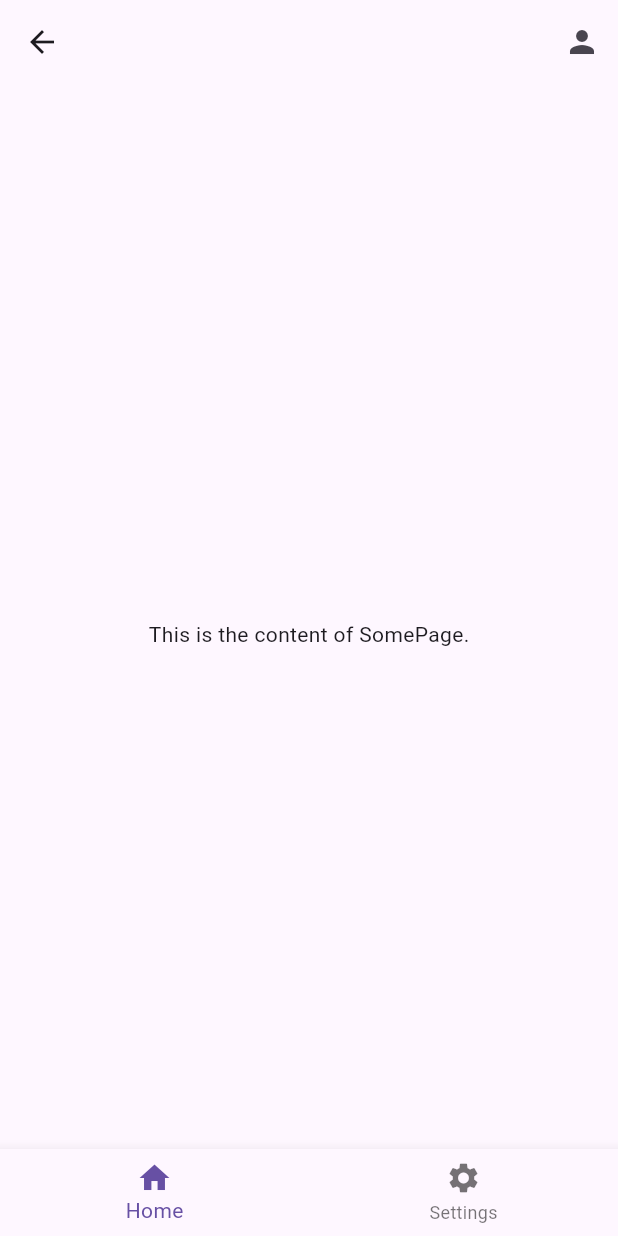
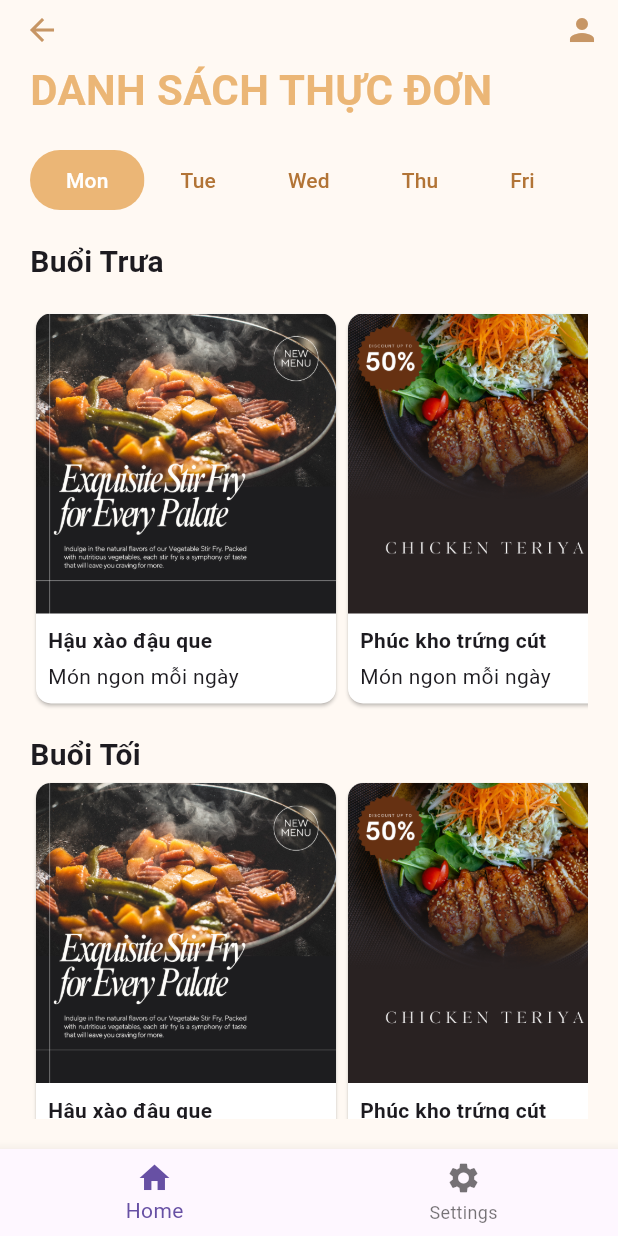
Before and after one commit to nghiangodev/flutter_food, a Flutter app: the screen it shows after launch, after a tap on "Start", on a phone screen of 412 x 824 dp. Run offline on Flutter 3.47's test engine with Material 3 defaults, Android fonts, the light colour scheme and no system bars; our stand-ins replace get.

Commit message:
update trang home

```diff
--- a/lib/main.dart
+++ b/lib/main.dart
@@ -1,5 +1,7 @@
 import 'package:flutter/material.dart';
 import 'package:flutter_food/views/home/banner_page.dart';
+import 'package:flutter_food/views/home/home_page.dart';
+import 'package:flutter_food/views/home/layout/main_theme.dart';
 import 'package:get/get.dart';
 
 void main() {
@@ -11,9 +13,11 @@ class MyApp extends StatelessWidget {
   Widget build(BuildContext context) {
     return GetMaterialApp(
       title: 'My App',
-      initialRoute: '/',
+      theme: mainTheme,
+      initialRoute: '/banner',
       getPages: [
-        GetPage(name: '/', page: () => BannerPage()),
+        GetPage(name: '/banner', page: () => BannerPage()),
+        GetPage(name: '/', page: () => HomePage()),
       ],
     );
   }
--- /dev/null
+++ b/lib/utils/color_constant.dart
@@ -0,0 +1,12 @@
+import 'package:flutter/material.dart';
+
+class ColorConstants {
+  static const Color primary = Color(0xFFB27436);
+  static const Color primary_600 = Color(0xFFc79665);
+  static const Color primary_500 = Color(0xFFeabe8d);
+  static const Color primary_400 = Color(0xFFebb676);
+  static const Color primary_300 = Color(0xFFefbc93);
+  static const Color primary_200 = Color(0xFFf8e8d7);
+  static const Color primary_100 = Color(0xFFffe1c1);
+  static const Color primary_50 = Color(0xFFfff9f3);
+}
--- a/lib/views/home/banner_page.dart
+++ b/lib/views/home/banner_page.dart
@@ -1,4 +1,5 @@
 import 'package:flutter/material.dart';
+import 'package:flutter_food/utils/color_constant.dart';
 import 'package:flutter_food/views/home/home_page.dart';
 
 class BannerPage extends StatelessWidget {
@@ -40,7 +41,7 @@ class BannerPage extends StatelessWidget {
                 );
               },
               style: ElevatedButton.styleFrom(
-                backgroundColor: Color(0xFFB27436),
+                backgroundColor: ColorConstants.primary,
               ),
               child: Text(
                 'Start',
--- a/lib/views/home/home_page.dart
+++ b/lib/views/home/home_page.dart
@@ -1,14 +1,160 @@
 import 'package:flutter/material.dart';
+import 'package:flutter_food/utils/color_constant.dart';
+import 'package:flutter_food/views/home/layout/card_food.dart';
 import 'package:flutter_food/views/home/layout/footer_page.dart';
 import 'package:flutter_food/views/home/layout/header_page.dart';
 
-class HomePage extends StatelessWidget {
+class HomePage extends StatefulWidget {
+  @override
+  _HomePageState createState() => _HomePageState();
+}
+
+class _HomePageState extends State<HomePage> {
+  final List<String> daysOfWeek = [
+    'Mon',
+    'Tue',
+    'Wed',
+    'Thu',
+    'Fri',
+    'Sat',
+    'Sun',
+  ];
+
+  Map<String, bool?> buttonStates = {};
+
+  @override
+  void initState() {
+    super.initState();
+    for (final day in daysOfWeek) {
+      buttonStates[day] = false;
+    }
+    buttonStates[daysOfWeek.first] = true;
+  }
+
   @override
   Widget build(BuildContext context) {
     return Scaffold(
+      backgroundColor: Theme.of(context).scaffoldBackgroundColor,
       appBar: HeaderPage(),
-      body: Center(
-        child: Text('This is the content of SomePage.'),
+      body: Padding(
+        padding: EdgeInsets.only(left: 20, right: 20, bottom: 20),
+        child: SingleChildScrollView(
+          child: Column(
+            crossAxisAlignment: CrossAxisAlignment.start,
+            children: [
+              Text(
+                'DANH SÁCH THỰC ĐƠN',
+                style: TextStyle(
+                  fontSize: 28,
+                  fontWeight: FontWeight.w700,
+                  color: ColorConstants.primary_400,
+                ),
+              ),
+              SizedBox(height: 16),
+              SingleChildScrollView(
+                scrollDirection: Axis.horizontal,
+                child: Row(
+                  mainAxisAlignment: MainAxisAlignment.spaceEvenly,
+                  children: daysOfWeek.map((day) {
+                    return ElevatedButton(
+                      onPressed: () {
+                        setState(() {
+                          if (!buttonStates[day]!) {
+                            buttonStates[day] = true;
+
+                            for (final otherDay in daysOfWeek) {
+                              if (otherDay != day) {
+                                buttonStates[otherDay] = false;
+                              }
+                            }
+                          }
+                        });
+                      },
+                      style: ElevatedButton.styleFrom(
+                        backgroundColor: buttonStates[day]!
+                            ? ColorConstants.primary_400
+                            : ColorConstants.primary_50,
+                        shape: RoundedRectangleBorder(
+                          borderRadius: BorderRadius.circular(20.0),
+                          side: BorderSide.none,
+                        ),
+                        elevation: 0,
+                        side: BorderSide.none,
+                      ),
+                      child: Text(day,
+                          style: TextStyle(
+                            color: buttonStates[day]!
+                                ? Colors.white
+                                : ColorConstants.primary,
+                          )),
+                    );
+                  }).toList(),
+                ),
+              ),
+              SizedBox(height: 16),
+              Text(
+                'Buổi Trưa',
+                style: TextStyle(
+                  fontSize: 20,
+                  fontWeight: FontWeight.bold,
+                ),
+              ),
+              SizedBox(height: 16),
+              SingleChildScrollView(
+                scrollDirection: Axis.horizontal,
+                child: Row(
+                  children: [
+                    CardFood(
+                      imageAsset: 'assets/images/menu_1.png',
+                      title: 'Hậu xào đậu que',
+                      description: 'Món ngon mỗi ngày',
+                    ),
+                    CardFood(
+                      imageAsset: 'assets/images/menu_2.png',
+                      title: 'Phúc kho trứng cút',
+                      description: 'Món ngon mỗi ngày',
+                    ),
+                    CardFood(
+                      imageAsset: 'assets/images/menu_3.png',
+                      title: 'Canh Phát xít',
+                      description: 'Món ngon mỗi ngày',
+                    ),
+                  ],
+                ),
+              ),
+              SizedBox(height: 16),
+              Text(
+                'Buổi Tối',
+                style: TextStyle(
+                  fontSize: 20,
+                  fontWeight: FontWeight.bold,
+                ),
+              ),
+              SingleChildScrollView(
+                scrollDirection: Axis.horizontal,
+                child: Row(
+                  children: [
+                    CardFood(
+                      imageAsset: 'assets/images/menu_1.png',
+                      title: 'Hậu xào đậu que',
+                      description: 'Món ngon mỗi ngày',
+                    ),
+                    CardFood(
+                      imageAsset: 'assets/images/menu_2.png',
+                      title: 'Phúc kho trứng cút',
+                      description: 'Món ngon mỗi ngày',
+                    ),
+                    CardFood(
+                      imageAsset: 'assets/images/menu_3.png',
+                      title: 'Canh Phát xít',
+                      description: 'Món ngon mỗi ngày',
+                    ),
+                  ],
+                ),
+              ),
+            ],
+          ),
+        ),
       ),
       bottomNavigationBar: FooterPage(),
     );
--- /dev/null
+++ b/lib/views/home/layout/card_food.dart
@@ -0,0 +1,56 @@
+import 'package:flutter/material.dart';
+
+class CardFood extends StatelessWidget {
+  final String imageAsset;
+  final String title;
+  final String description;
+  final double imageWidth;
+  final double imageHeight;
+
+  CardFood({
+    required this.imageAsset,
+    required this.title,
+    this.description = '',
+    this.imageWidth = 200,
+    this.imageHeight = 200,
+  });
+
+  @override
+  Widget build(BuildContext context) {
+    return Card(
+      color: Colors.white,
+      shape: RoundedRectangleBorder(
+        borderRadius: BorderRadius.circular(10.0),
+      ),
+      child: Column(
+        crossAxisAlignment: CrossAxisAlignment.start,
+        children: [
+          ClipRRect(
+            borderRadius: BorderRadius.only(
+              topLeft: Radius.circular(10.0),
+              topRight: Radius.circular(10.0),
+            ),
+            child: Image.asset(
+              imageAsset,
+              width: imageWidth,
+              height: imageHeight,
+            ),
+          ),
+          SizedBox(height: 8),
+          Padding(
+            padding: const EdgeInsets.only(left: 8.0),
+            child: Align(
+              alignment: Alignment.centerLeft,
+              child: Text(title, style: TextStyle(fontWeight: FontWeight.bold)),
+            ),
+          ),
+          SizedBox(height: 4),
+          Padding(
+            padding: const EdgeInsets.only(left: 8.0, bottom: 8.0),
+            child: Text(description),
+          ),
+        ],
+      ),
+    );
+  }
+}
--- a/lib/views/home/layout/header_page.dart
+++ b/lib/views/home/layout/header_page.dart
@@ -1,12 +1,14 @@
 import 'package:flutter/material.dart';
+import 'package:flutter_food/utils/color_constant.dart';
 
 class HeaderPage extends StatelessWidget implements PreferredSizeWidget {
   @override
-  Size get preferredSize => Size.fromHeight(80.0);
+  Size get preferredSize => Size.fromHeight(40.0);
 
   @override
   Widget build(BuildContext context) {
     return AppBar(
+      iconTheme: IconThemeData(color: ColorConstants.primary_600),
       actions: [
         IconButton(
           icon: Icon(Icons.person),
--- /dev/null
+++ b/lib/views/home/layout/main_theme.dart
@@ -0,0 +1,10 @@
+import 'package:flutter/material.dart';
+import 'package:flutter_food/utils/color_constant.dart';
+
+ThemeData mainTheme = ThemeData(
+  primaryColor: Colors.yellow,
+  appBarTheme: AppBarTheme(
+    backgroundColor: ColorConstants.primary_50,
+  ),
+  scaffoldBackgroundColor: ColorConstants.primary_50,
+);
```
Also changed, not shown: assets/images/menu_1.png (added), assets/images/menu_2.png (added), assets/images/menu_3.png (added), flutter_01.png (added).
